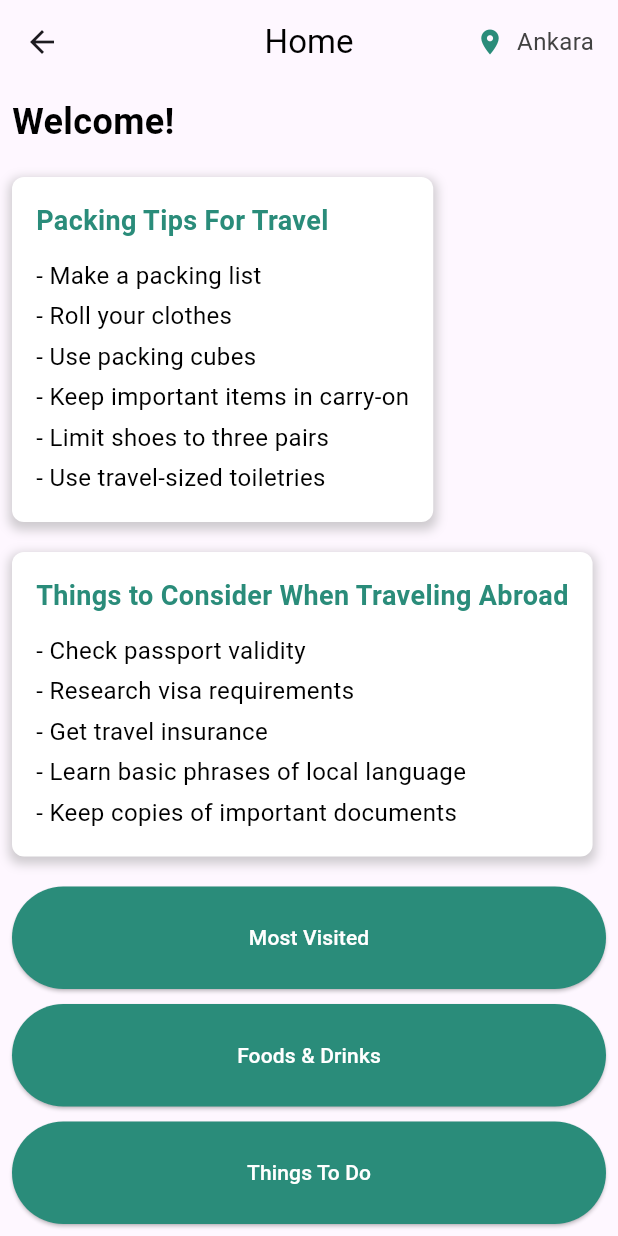
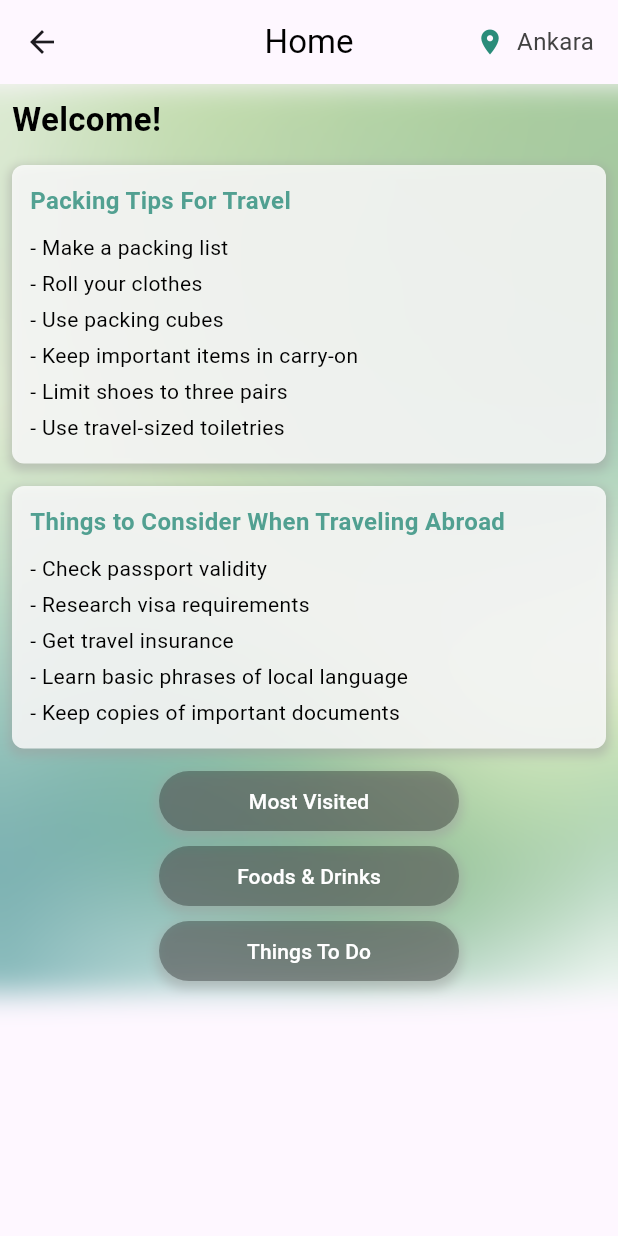
Before and after one commit to dmbatmazz/DiscoverEase, a Flutter app: the HomeScreen screen opened directly, on a phone screen of 412 x 824 dp. Run offline on Flutter 3.47's test engine with Material 3 defaults, Android fonts, the phone set to English and light mode, and no system bars; our stand-ins replace chat_bubbles, firebase_auth, firebase_core, flip_card, flutter_rating_stars, flutter_riverpod and 3 more; missing offline and left inert: fab_circular_menu, flutter_polyline_points; accounts and stored records are empty.

Commit message:
sonun sonu

```diff
--- a/discover_ease/lib/pages/google_mapspage.dart
+++ b/discover_ease/lib/pages/google_mapspage.dart
@@ -11,6 +11,8 @@ import 'package:flutter_polyline_points/flutter_polyline_points.dart';
 import 'package:flutter_rating_stars/flutter_rating_stars.dart';
 import 'package:flutter_riverpod/flutter_riverpod.dart';
 import 'package:google_maps_flutter/google_maps_flutter.dart';
+import 'package:discover_ease/screens/home_screen.dart';
+
 
 import 'dart:ui' as ui;
 
@@ -217,6 +219,16 @@ class _GoogleMapsState extends ConsumerState<GoogleMaps> {
     final searchFlag = ref.watch(searchToggleProvider);
 
     return Scaffold(
+      appBar: AppBar(
+        leading: IconButton(
+          icon: Icon(Icons.arrow_back), // Geri gitme ikonu
+          onPressed: () {
+            // Kullanıcıyı ana sayfaya yönlendir
+            Navigator.pushReplacement(
+                context, MaterialPageRoute(builder: (context) => HomePage()));
+          },
+        ),
+      ),
       body: SingleChildScrollView(
         child: Column(
           children: [
--- a/discover_ease/lib/screens/home_screen.dart
+++ b/discover_ease/lib/screens/home_screen.dart
@@ -1,10 +1,13 @@
 import 'package:flutter/material.dart';
+import 'dart:ui';
 import 'package:url_launcher/url_launcher.dart';
 import 'package:discover_ease/widgets/bottom_navbar.dart';
 import 'package:discover_ease/screens/home_screen.dart';
 import 'package:discover_ease/screens/profile_screen.dart';
 import 'package:discover_ease/screens/trip_plan_screen.dart';
 import 'package:discover_ease/pages/google_mapspage.dart';
+
+
 
 class HomePage extends StatefulWidget {
   const HomePage({super.key});
@@ -75,7 +78,26 @@ class HomeScreen extends StatelessWidget {
           ),
         ],
       ),
-      body: Padding(
+      body: Stack(
+        children: [
+          // Arka plan resmi
+          Positioned.fill(
+            child: Image.asset(
+              "assets/city/profile.png",
+              fit: BoxFit.cover,
+            ),
+          ),
+
+          Positioned.fill(
+            child: BackdropFilter(
+              filter: ImageFilter.blur(sigmaX: 10, sigmaY: 10),
+              child: Container(
+                color: Colors.black.withOpacity(0),
+              ),
+            ),
+          ),
+          SingleChildScrollView(
+            child: Padding(
               padding: const EdgeInsets.all(8.0),
               child: Column(
                 crossAxisAlignment: CrossAxisAlignment.start,
@@ -85,16 +107,16 @@ class HomeScreen extends StatelessWidget {
                     child: Text(
                       'Welcome!',
                       style: TextStyle(
-                  fontSize: 24,
+                        fontSize: 22,
                         fontWeight: FontWeight.bold,
                         color: Colors.black,
                       ),
                     ),
                   ),
-            SizedBox(height: 20),
+                  SizedBox(height: 15),
                   travelBox(
                     'Packing Tips For Travel',
-              Color.fromARGB(255, 42, 140, 122),
+                    Color.fromARGB(255, 42, 140, 122).withOpacity(0.8),
                     [
                       'Make a packing list',
                       'Roll your clothes',
@@ -104,10 +126,10 @@ class HomeScreen extends StatelessWidget {
                       'Use travel-sized toiletries'
                     ],
                   ),
-            SizedBox(height: 20),
+                  SizedBox(height: 15),
                   travelBox(
                     'Things to Consider When Traveling Abroad',
-              Color.fromARGB(255, 42, 140, 122),
+                    Color.fromARGB(255, 42, 140, 122).withOpacity(0.8),
                     [
                       'Check passport validity',
                       'Research visa requirements',
@@ -116,17 +138,33 @@ class HomeScreen extends StatelessWidget {
                       'Keep copies of important documents'
                     ],
                   ),
-            SizedBox(height: 20),
-            Expanded(
+                  SizedBox(height: 15),
+                  Center(
                     child: Column(
+                      mainAxisAlignment: MainAxisAlignment.center,
                       children: [
-                  Expanded(
-                    child: SizedBox(
-                      width: double.infinity,
-                      child: ElevatedButton(
+                        Container(
+                          width: 200,
+                          height: 40,
+                          decoration: BoxDecoration(
+                            boxShadow: [
+                              BoxShadow(
+                                color: Colors.grey.withOpacity(0.5),
+                                spreadRadius: 2,
+                                blurRadius: 5,
+                                offset: Offset(0, 3),
+                              ),
+                            ],
+                            borderRadius: BorderRadius.circular(20),
+                          ),
+                          child: TextButton(
                             onPressed: () => _showConfirmationDialog(context, 'https://www.enuygun.com/bilgi/ankara-da-gezilecek-yerler-mutlaka-gorulmesi-gereken-80-yer/'),
-                        style: ElevatedButton.styleFrom(
-                          backgroundColor: Color.fromARGB(255, 42, 140, 122),
+                            style: TextButton.styleFrom(
+                              backgroundColor: Colors.black.withOpacity(0.3),
+                              foregroundColor: Colors.white,
+                              shape: RoundedRectangleBorder(
+                                borderRadius: BorderRadius.circular(20),
+                              ),
                             ),
                             child: Text(
                               'Most Visited',
@@ -134,15 +172,29 @@ class HomeScreen extends StatelessWidget {
                             ),
                           ),
                         ),
+                        SizedBox(height: 10),
+                        Container(
+                          width: 200,
+                          height: 40,
+                          decoration: BoxDecoration(
+                            boxShadow: [
+                              BoxShadow(
+                                color: Colors.grey.withOpacity(0.5),
+                                spreadRadius: 2,
+                                blurRadius: 5,
+                                offset: Offset(0, 3),
                               ),
-                  SizedBox(height: 10),
-                  Expanded(
-                    child: SizedBox(
-                      width: double.infinity,
-                      child: ElevatedButton(
+                            ],
+                            borderRadius: BorderRadius.circular(20),
+                          ),
+                          child: TextButton(
                             onPressed: () => _showConfirmationDialog(context, 'https://www.tripadvisor.com.tr/Restaurants-g298656-Ankara.html'),
-                        style: ElevatedButton.styleFrom(
-                          backgroundColor: Color.fromARGB(255, 42, 140, 122),
+                            style: TextButton.styleFrom(
+                              backgroundColor: Colors.black.withOpacity(0.3),
+                              foregroundColor: Colors.white,
+                              shape: RoundedRectangleBorder(
+                                borderRadius: BorderRadius.circular(20),
+                              ),
                             ),
                             child: Text(
                               'Foods & Drinks',
@@ -150,20 +202,33 @@ class HomeScreen extends StatelessWidget {
                             ),
                           ),
                         ),
+                        SizedBox(height: 10),
+                        Container(
+                          width: 200,
+                          height: 40,
+                          decoration: BoxDecoration(
+                            boxShadow: [
+                              BoxShadow(
+                                color: Colors.grey.withOpacity(0.5),
+                                spreadRadius: 2,
+                                blurRadius: 5,
+                                offset: Offset(0, 3),
                               ),
-                  SizedBox(height: 10),
-                  Expanded(
-                    child: SizedBox(
-                      width: double.infinity,
-                      child: ElevatedButton(
+                            ],
+                            borderRadius: BorderRadius.circular(20),
+                          ),
+                          child: TextButton(
                             onPressed: () => _showConfirmationDialog(context, 'https://www.biletix.com/search/TURKIYE/tr?category_sb=-1&date_sb=-1&city_sb=Ankara#!city_sb:Ankara'),
-                        style: ElevatedButton.styleFrom(
-                          backgroundColor: Color.fromARGB(255, 42, 140, 122),
+                            style: TextButton.styleFrom(
+                              backgroundColor: Colors.black.withOpacity(0.3),
+                              foregroundColor: Colors.white,
+                              shape: RoundedRectangleBorder(
+                                borderRadius: BorderRadius.circular(20),
+                              ),
                             ),
                             child: Text(
                               'Things To Do',
                               style: TextStyle(color: Colors.white),
-                        ),
                             ),
                           ),
                         ),
@@ -173,14 +238,18 @@ class HomeScreen extends StatelessWidget {
                 ],
               ),
             ),
+          ),
+        ],
+      ),
     );
   }
 
   Widget travelBox(String title, Color color, List<String> content) {
     return Container(
-      padding: EdgeInsets.all(16),
+      width: double.infinity,
+      padding: EdgeInsets.all(12),
       decoration: BoxDecoration(
-        color: Colors.white,
+        color: Colors.white.withOpacity(0.8), // Arka plan renginde opacity
         borderRadius: BorderRadius.circular(8),
         boxShadow: [
           BoxShadow(
@@ -198,11 +267,11 @@ class HomeScreen extends StatelessWidget {
             title,
             style: TextStyle(
               color: color,
-              fontSize: 18,
+              fontSize: 16,
               fontWeight: FontWeight.bold,
             ),
           ),
-          SizedBox(height: 10),
+          SizedBox(height: 8),
           for (var item in content)
             Padding(
               padding: const EdgeInsets.symmetric(vertical: 2.0),
@@ -210,7 +279,7 @@ class HomeScreen extends StatelessWidget {
                 '- $item',
                 style: TextStyle(
                   color: Colors.black,
-                  fontSize: 16,
+                  fontSize: 14,
                 ),
               ),
             ),
@@ -224,7 +293,7 @@ class HomeScreen extends StatelessWidget {
       context: context,
       builder: (BuildContext context) {
         return AlertDialog(
-          title: Text('You are about to exit the application'),
+          title: Text('You are about to leave the app'),
           content: Text('Are you sure?'),
           actions: <Widget>[
             TextButton(
```
Lines whose indentation alone changed are shown as unchanged.
